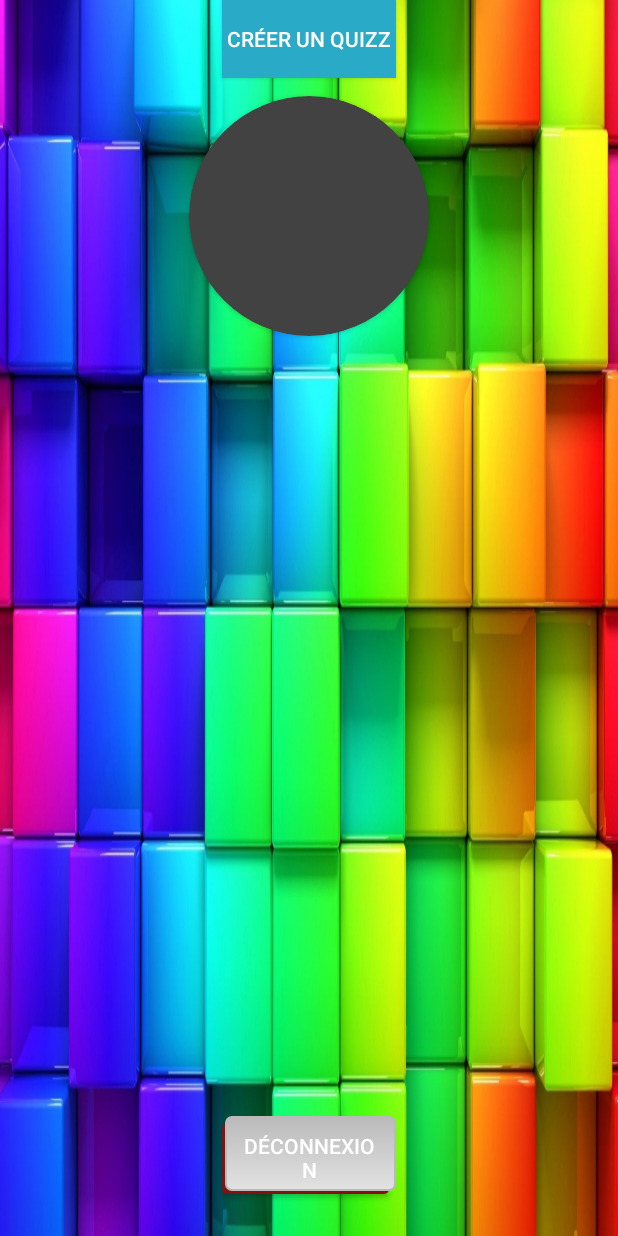
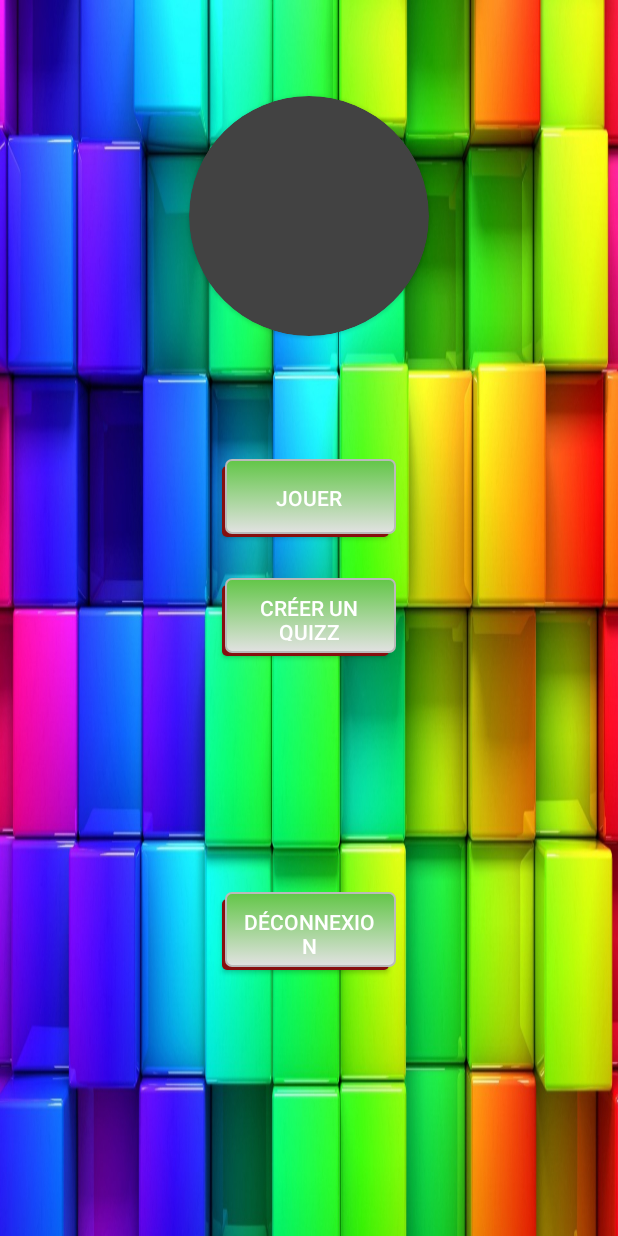
Before and after one commit to Rikcore/Wild-Tech-Quizz-by-Bug-Busterz-Corp, an Android app: the screen it shows after launch once a user with an empty profile is signed in (ProfileActivity), on a phone screen of 412 x 824 dp. Run offline under Robolectric (Android 15) with nearby library versions, the light colour scheme and no system bars; our stand-ins replace Firebase (no records; nobody signed in at launch, a user with empty details on screens opened directly), Picasso.

Commit message:
finalisation des merges, graphiques

```diff
--- a/app/src/main/java/bugbusterzcorp/wildtechquizz/ThemeActivity.java
+++ b/app/src/main/java/bugbusterzcorp/wildtechquizz/ThemeActivity.java
@@ -37,7 +37,7 @@
         imageViewWild.setOnClickListener(new View.OnClickListener() {
             @Override
             public void onClick(View v) {
-                Intent wildQuizz = new Intent(ThemeActivity.this, WildTestQuizzActivity.class);
+                Intent wildQuizz = new Intent(ThemeActivity.this, QuizzListActivity.class);
                 startActivity(wildQuizz);
 
             }});
--- a/app/src/main/res/drawable/borderbutton.xml
+++ b/app/src/main/res/drawable/borderbutton.xml
@@ -10,7 +10,7 @@
             <item android:bottom="2dp" android:left="2dp">
                 <shape>
                     <gradient android:angle="270"
-                        android:endColor="#e2e2e2" android:startColor="#BABABA" />
+                        android:endColor="#e2e2e2" android:startColor="#62c647" />
                     <stroke android:width="1dp" android:color="#BABABA" />
                     <corners android:radius="4dp" />
                     <padding android:bottom="10dp" android:left="10dp"
--- a/app/src/main/res/layout/activity_profile.xml
+++ b/app/src/main/res/layout/activity_profile.xml
@@ -39,7 +39,9 @@
             android:textColor="@color/white"
             app:layout_constraintBottom_toBottomOf="parent"
             app:layout_constraintLeft_toLeftOf="parent"
-            app:layout_constraintRight_toRightOf="parent" />
+            app:layout_constraintRight_toRightOf="parent"
+            android:layout_marginTop="8dp"
+            app:layout_constraintTop_toBottomOf="@+id/buttonCreateQuiz" />
 
         <Button
             android:id="@+id/buttonPlay"
@@ -50,14 +52,15 @@
             android:layout_marginLeft="8dp"
             android:layout_marginRight="8dp"
             android:layout_marginStart="8dp"
-            android:background="@color/purple"
+            android:background="@drawable/borderbutton"
             android:text="Jouer"
             android:textColor="@color/white"
             app:layout_constraintBottom_toTopOf="@+id/buttonCreateQuiz"
             app:layout_constraintLeft_toLeftOf="parent"
             app:layout_constraintRight_toRightOf="parent"
-            tools:layout_editor_absoluteX="122dp"
-            tools:layout_editor_absoluteY="326dp" />
+            android:layout_marginTop="8dp"
+            app:layout_constraintTop_toBottomOf="@+id/buttonUpload"
+            app:layout_constraintVertical_bias="0.842" />
 
         <android.support.v7.widget.CardView
             android:backgroundTint="@color/cardview_dark_background"
@@ -96,17 +99,18 @@
             android:layout_marginLeft="8dp"
             android:layout_marginRight="8dp"
             android:layout_marginStart="8dp"
-            android:background="@color/blue"
+            android:background="@drawable/borderbutton"
             android:onClick="goToCreate"
             android:text="Créer un quizz"
-            app:layout_constraintHorizontal_bias="0.501"
+
             app:layout_constraintLeft_toLeftOf="parent"
             app:layout_constraintRight_toRightOf="parent"
-            tools:layout_editor_absoluteY="415dp" />
+            android:layout_marginTop="105dp"
+            app:layout_constraintTop_toBottomOf="@+id/buttonUpload" />
 
     <Button
         android:id="@+id/buttonUpload"
-
+        android:background="@drawable/borderbutton"
         android:layout_width="88dp"
         android:layout_height="48dp"
         android:layout_marginLeft="8dp"
```
